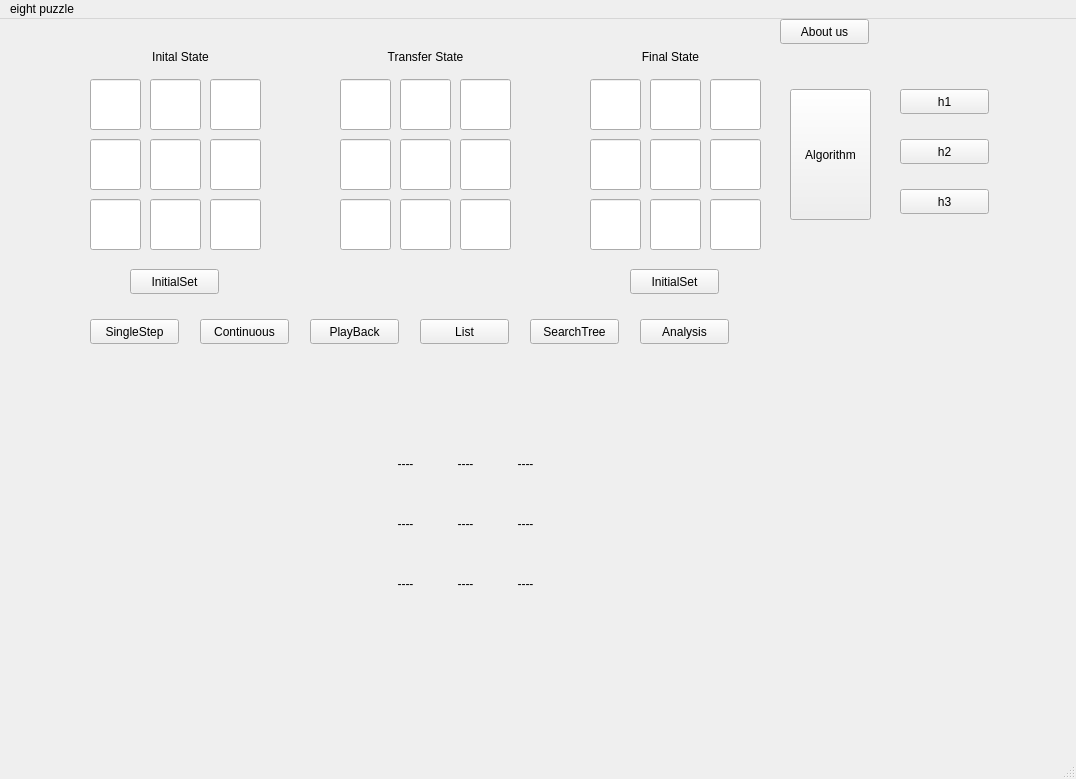
Before: the Qt Designer form eight_puzzle/mainwindow.ui in LeoDuhz/intro2ai_eight_puzzle, drawn with Qt 5.
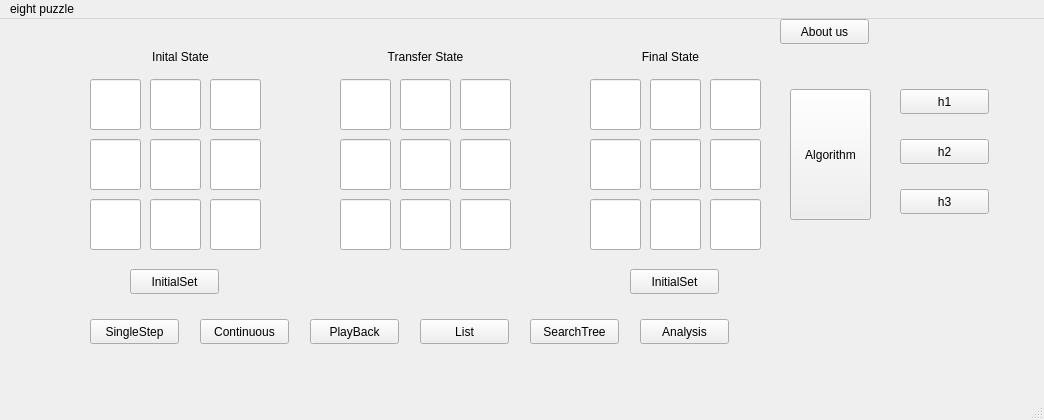
After: the same form once the commit is applied.

The edit to the form file:
```diff
--- a/eight_puzzle/mainwindow.ui
+++ b/eight_puzzle/mainwindow.ui
@@ -6,8 +6,8 @@
    <rect>
     <x>0</x>
     <y>0</y>
-    <width>1076</width>
-    <height>779</height>
+    <width>1044</width>
+    <height>420</height>
    </rect>
   </property>
   <property name="windowTitle">
@@ -341,123 +341,6 @@
      </size>
     </property>
    </widget>
-   <widget class="QLabel" name="label_4">
-    <property name="geometry">
-     <rect>
-      <x>440</x>
-      <y>420</y>
-      <width>51</width>
-      <height>51</height>
-     </rect>
-    </property>
-    <property name="text">
-     <string>&lt;html&gt;&lt;head/&gt;&lt;body&gt;&lt;p align=&quot;center&quot;&gt;----&lt;/p&gt;&lt;/body&gt;&lt;/html&gt;</string>
-    </property>
-   </widget>
-   <widget class="QLabel" name="label_3">
-    <property name="geometry">
-     <rect>
-      <x>380</x>
-      <y>420</y>
-      <width>51</width>
-      <height>51</height>
-     </rect>
-    </property>
-    <property name="text">
-     <string>&lt;html&gt;&lt;head/&gt;&lt;body&gt;&lt;p align=&quot;center&quot;&gt;----&lt;/p&gt;&lt;/body&gt;&lt;/html&gt;</string>
-    </property>
-   </widget>
-   <widget class="QLabel" name="label_5">
-    <property name="geometry">
-     <rect>
-      <x>500</x>
-      <y>420</y>
-      <width>51</width>
-      <height>51</height>
-     </rect>
-    </property>
-    <property name="text">
-     <string>&lt;html&gt;&lt;head/&gt;&lt;body&gt;&lt;p align=&quot;center&quot;&gt;----&lt;/p&gt;&lt;/body&gt;&lt;/html&gt;</string>
-    </property>
-   </widget>
-   <widget class="QLabel" name="label_6">
-    <property name="geometry">
-     <rect>
-      <x>500</x>
-      <y>480</y>
-      <width>51</width>
-      <height>51</height>
-     </rect>
-    </property>
-    <property name="text">
-     <string>&lt;html&gt;&lt;head/&gt;&lt;body&gt;&lt;p align=&quot;center&quot;&gt;----&lt;/p&gt;&lt;/body&gt;&lt;/html&gt;</string>
-    </property>
-   </widget>
-   <widget class="QLabel" name="label_7">
-    <property name="geometry">
-     <rect>
-      <x>440</x>
-      <y>480</y>
-      <width>51</width>
-      <height>51</height>
-     </rect>
-    </property>
-    <property name="text">
-     <string>&lt;html&gt;&lt;head/&gt;&lt;body&gt;&lt;p align=&quot;center&quot;&gt;----&lt;/p&gt;&lt;/body&gt;&lt;/html&gt;</string>
-    </property>
-   </widget>
-   <widget class="QLabel" name="label_8">
-    <property name="geometry">
-     <rect>
-      <x>380</x>
-      <y>480</y>
-      <width>51</width>
-      <height>51</height>
-     </rect>
-    </property>
-    <property name="text">
-     <string>&lt;html&gt;&lt;head/&gt;&lt;body&gt;&lt;p align=&quot;center&quot;&gt;----&lt;/p&gt;&lt;/body&gt;&lt;/html&gt;</string>
-    </property>
-   </widget>
-   <widget class="QLabel" name="label_9">
-    <property name="geometry">
-     <rect>
-      <x>500</x>
-      <y>540</y>
-      <width>51</width>
-      <height>51</height>
-     </rect>
-    </property>
-    <property name="text">
-     <string>&lt;html&gt;&lt;head/&gt;&lt;body&gt;&lt;p align=&quot;center&quot;&gt;----&lt;/p&gt;&lt;/body&gt;&lt;/html&gt;</string>
-    </property>
-   </widget>
-   <widget class="QLabel" name="label_10">
-    <property name="geometry">
-     <rect>
-      <x>440</x>
-      <y>540</y>
-      <width>51</width>
-      <height>51</height>
-     </rect>
-    </property>
-    <property name="text">
-     <string>&lt;html&gt;&lt;head/&gt;&lt;body&gt;&lt;p align=&quot;center&quot;&gt;----&lt;/p&gt;&lt;/body&gt;&lt;/html&gt;</string>
-    </property>
-   </widget>
-   <widget class="QLabel" name="label_11">
-    <property name="geometry">
-     <rect>
-      <x>380</x>
-      <y>540</y>
-      <width>51</width>
-      <height>51</height>
-     </rect>
-    </property>
-    <property name="text">
-     <string>&lt;html&gt;&lt;head/&gt;&lt;body&gt;&lt;p align=&quot;center&quot;&gt;----&lt;/p&gt;&lt;/body&gt;&lt;/html&gt;</string>
-    </property>
-   </widget>
    <widget class="QPushButton" name="singlestep">
     <property name="geometry">
      <rect>
@@ -777,7 +660,7 @@
     <rect>
      <x>0</x>
      <y>0</y>
-     <width>1076</width>
+     <width>1044</width>
      <height>22</height>
     </rect>
    </property>
```
Left out of the diff: 2 changed lines with no effect on the pictures.
